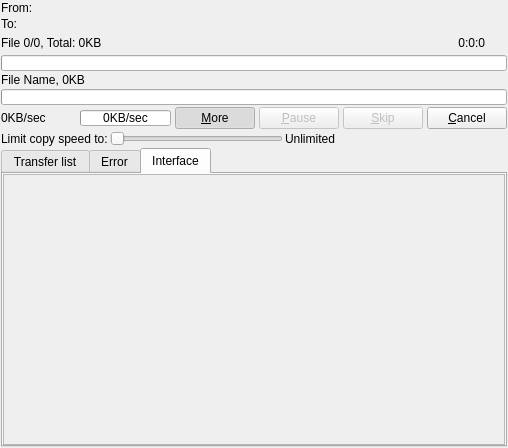
Above: plugins-alternative/Themes/Supercopier/interface.ui from alphaonex86/Ultracopier before the change. Below: the same form after it.
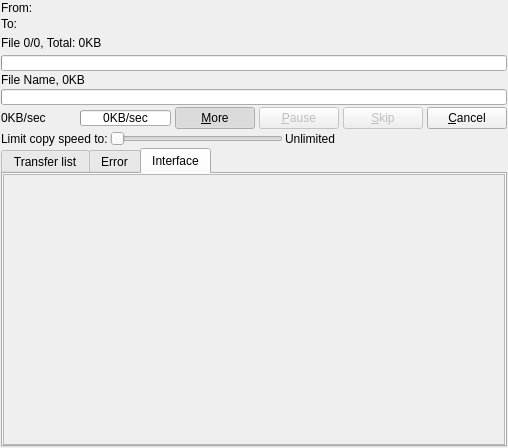
That is the form after the change. Icons and pictures are not drawn.

```diff
--- a/plugins-alternative/Themes/Supercopier/interface.ui
+++ b/plugins-alternative/Themes/Supercopier/interface.ui
@@ -105,13 +105,6 @@
      </item>
      <item>
       <widget class="QLabel" name="labelTimeRemaining">
-       <property name="text">
-        <string notr="true">&lt;!DOCTYPE HTML PUBLIC &quot;-//W3C//DTD HTML 4.0//EN&quot; &quot;http://www.w3.org/TR/REC-html40/strict.dtd&quot;&gt;
-&lt;html&gt;&lt;head&gt;&lt;meta name=&quot;qrichtext&quot; content=&quot;1&quot; /&gt;&lt;style type=&quot;text/css&quot;&gt;
-p, li { white-space: pre-wrap; }
-&lt;/style&gt;&lt;/head&gt;&lt;body style=&quot; font-family:'Sans Serif'; font-size:9pt; font-weight:400; font-style:normal;&quot;&gt;
-&lt;p style=&quot; margin-top:0px; margin-bottom:0px; margin-left:0px; margin-right:0px; -qt-block-indent:0; text-indent:0px;&quot;&gt;0:0:0&lt;/p&gt;&lt;/body&gt;&lt;/html&gt;</string>
-       </property>
        <property name="textFormat">
         <enum>Qt::RichText</enum>
        </property>
```
